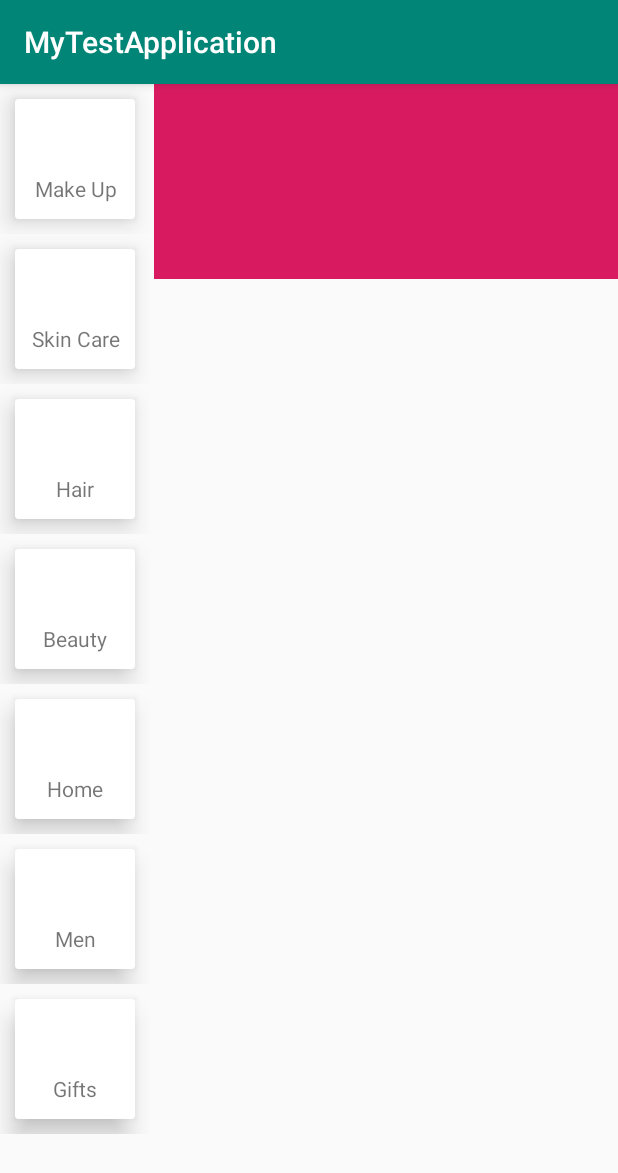
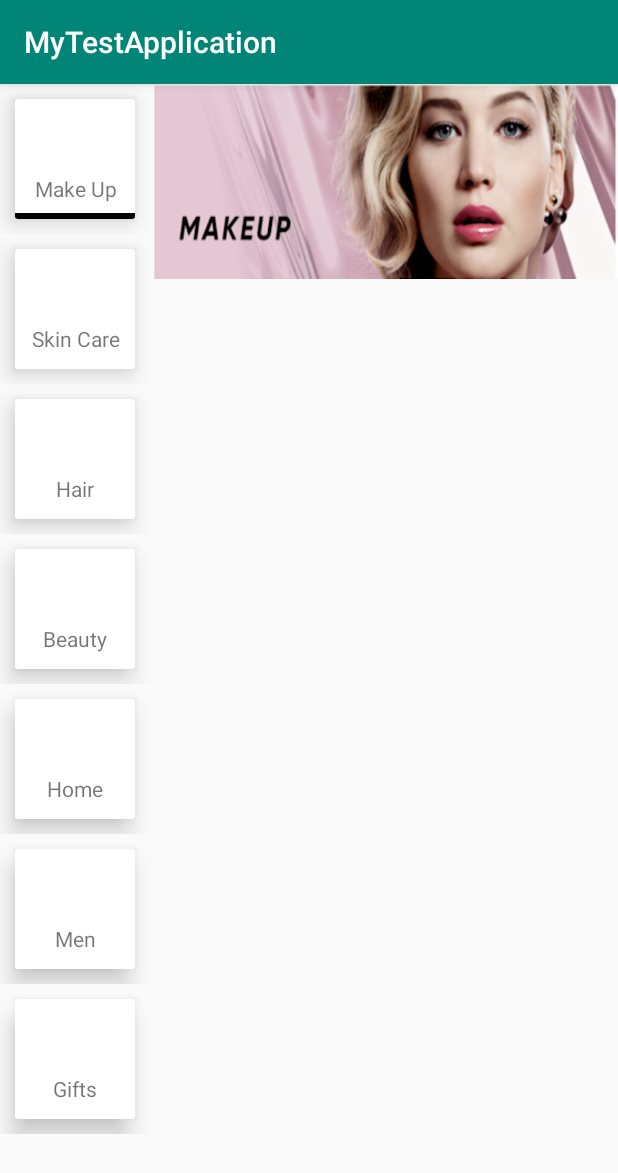
Before and after one commit to chjawadgondal/GoldenScentApp, an Android app: the screen it shows after launch (MainActivity), on a phone screen of 412 x 824 dp. Shown: the top 1173 px of the screen. Run offline under Robolectric (Android 15) with nearby library versions, the phone set to English and light mode, and no system bars; 2 statements that could not run were skipped.

Commit message:
Working on detail section

```diff
--- a/app/src/main/java/app/desing/com/mytestapplication/adapter/LeftPanelAdapter.java
+++ b/app/src/main/java/app/desing/com/mytestapplication/adapter/LeftPanelAdapter.java
@@ -1,9 +1,11 @@
 package app.desing.com.mytestapplication.adapter;
 
+import android.content.Context;
 import android.support.v7.widget.RecyclerView;
 import android.view.LayoutInflater;
 import android.view.View;
 import android.view.ViewGroup;
+import android.widget.ImageView;
 import android.widget.TextView;
 
 import java.util.List;
@@ -11,30 +13,41 @@ import java.util.List;
 import app.desing.com.mytestapplication.R;
 import app.desing.com.mytestapplication.modal.MainCatagoryItem;
 
-public class LeftPanelAdapter extends RecyclerView.Adapter<LeftPanelAdapter.MyViewHolder> {
+public class LeftPanelAdapter extends RecyclerView.Adapter<LeftPanelAdapter.MyViewHolder> implements View.OnClickListener {
 
     private List<MainCatagoryItem> moviesList;
+    private ImageView curSelectedView;
+    private Context context;
+    private int defaultSelectedItem;
 
-    public class MyViewHolder extends RecyclerView.ViewHolder {
-        public TextView title; /*year, genre*/;
+    public LeftPanelAdapter(Context context, List<MainCatagoryItem> moviesList) {
 
-        public MyViewHolder(View view) {
-            super(view);
-            title = (TextView) view.findViewById(R.id.title);
-            /*genre = (TextView) view.findViewById(R.id.genre);
-            year = (TextView) view.findViewById(R.id.year);*/
-        }
+        this.moviesList = moviesList;
+        this.context = context;
     }
 
+    @Override
+    public void onClick(View view) {
+        /*ImageView img = (ImageView) view.findViewById(R.id.card_selector_img);
+        if (curSelectedView == null) {
+            curSelectedView = (ImageView) view.findViewById(R.id.card_selector_img);
+            curSelectedView.setBackgroundColor(context.getResources().getColor(R.color.black));
+        } else {
+            img.setBackgroundColor(context.getResources().getColor(R.color.black));
+            curSelectedView.setBackgroundColor(context.getResources().getColor(R.color.white));
+            curSelectedView = img;
+        }*/
+    }
 
-    public LeftPanelAdapter(List<MainCatagoryItem> moviesList) {
-        this.moviesList = moviesList;
+    public void setSelectedItem(int id) {
+        defaultSelectedItem = id;
     }
 
     @Override
     public MyViewHolder onCreateViewHolder(ViewGroup parent, int viewType) {
         View itemView = LayoutInflater.from(parent.getContext())
                 .inflate(R.layout.list_left_item, parent, false);
+        itemView.setOnClickListener(this);
 
         return new MyViewHolder(itemView);
     }
@@ -43,6 +56,10 @@ public class LeftPanelAdapter extends RecyclerView.Adapter<LeftPanelAdapter.MyVi
     public void onBindViewHolder(MyViewHolder holder, int position) {
         MainCatagoryItem movie = moviesList.get(position);
         holder.title.setText(movie.getTitle());
+        if (position == 0) {
+            holder.selectorImg.setBackgroundColor(context.getResources().getColor(R.color.black));
+        }
+
         /*holder.genre.setText(movie.getDetail());
         holder.year.setText(movie.getImgUrl());*/
     }
@@ -51,4 +68,20 @@ public class LeftPanelAdapter extends RecyclerView.Adapter<LeftPanelAdapter.MyVi
     public int getItemCount() {
         return moviesList.size();
     }
+
+    public class MyViewHolder extends RecyclerView.ViewHolder {
+        public TextView title;
+        public ImageView iconImg;
+        public ImageView selectorImg;
+
+        public MyViewHolder(View view) {
+            super(view);
+            title = (TextView) view.findViewById(R.id.title);
+            iconImg = (ImageView) view.findViewById(R.id.list_item_genre_icon);
+            selectorImg = (ImageView) view.findViewById(R.id.card_selector_img);
+
+        }
+
+
+    }
 }
--- a/app/src/main/java/app/desing/com/mytestapplication/expandable/ExpandListFragment.java
+++ b/app/src/main/java/app/desing/com/mytestapplication/expandable/ExpandListFragment.java
@@ -45,13 +45,6 @@ public class ExpandListFragment extends Fragment {
         recyclerView.setLayoutManager(layoutManager);
         recyclerView.setAdapter(adapter);
 
-        /*Button clear = (Button) view.findViewById(R.id.toggle_button);
-        clear.setOnClickListener(new OnClickListener() {
-            @Override
-            public void onClick(View v) {
-                adapter.toggleGroup(makeClassicGenre());
-            }
-        });*/
         return view;
     }
 
--- a/app/src/main/java/app/desing/com/mytestapplication/fragment/LeftListFragment.java
+++ b/app/src/main/java/app/desing/com/mytestapplication/fragment/LeftListFragment.java
@@ -36,7 +36,7 @@ public class LeftListFragment extends Fragment {
     }
 
     private void setupRecyclerView(){
-        mAdapter = new LeftPanelAdapter(listItemModals);
+        mAdapter = new LeftPanelAdapter(getActivity(), listItemModals);
         RecyclerView.LayoutManager mLayoutManager = new LinearLayoutManager(getActivity().getApplicationContext());
         mRecyclerView.setLayoutManager(mLayoutManager);
         mRecyclerView.setItemAnimator(new DefaultItemAnimator());
--- a/app/src/main/res/layout/activity_expand.xml
+++ b/app/src/main/res/layout/activity_expand.xml
@@ -5,16 +5,16 @@
     android:orientation="vertical">
 
     <ImageView
-        android:id="@+id/cat_img"
+        android:id="@+id/banner_top"
         android:layout_width="match_parent"
         android:layout_height="130dp"
-        android:background="@color/colorAccent"
+        android:background="@drawable/top_banner"
         android:text="Toggle Classic Group" />
 
     <android.support.v7.widget.RecyclerView
         android:id="@+id/recycler_view"
         android:layout_width="match_parent"
         android:layout_height="match_parent"
-        android:layout_below="@id/cat_img" />
+        android:layout_below="@id/banner_top" />
 
 </RelativeLayout>
--- a/app/src/main/res/layout/list_left_item.xml
+++ b/app/src/main/res/layout/list_left_item.xml
@@ -43,11 +43,19 @@
                 android:id="@+id/title"
                 android:layout_width="80dp"
                 android:layout_height="20dp"
+                android:layout_alignParentBottom="true"
+                android:layout_centerHorizontal="true"
                 android:layout_margin="10dp"
                 android:gravity="center"
+                tools:text="Genre" />
+
+
+            <ImageView
+                android:id="@+id/card_selector_img"
                 android:layout_alignParentBottom="true"
-                android:layout_centerHorizontal="true"
-                tools:text="Genre" />
+                android:layout_width="match_parent"
+                android:layout_height="4dp"
+                android:background="@android:color/white"/>
 
         </RelativeLayout>
 
--- a/app/src/main/res/values/colors.xml
+++ b/app/src/main/res/values/colors.xml
@@ -5,4 +5,6 @@
     <color name="colorAccent">#D81B60</color>
     <color name="year">#999999</color>
     <color name="title">#222222</color>
+    <color name="white">#ffffff</color>
+    <color name="black">#000000</color>
 </resources>
```
Also changed, not shown: app/src/main/res/drawable-mdpi/view_selector.xml (added, +20 -0 lines), app/src/main/res/drawable-mdpi/product_eight.png (added), app/src/main/res/drawable-mdpi/product_five.png (added), app/src/main/res/drawable-mdpi/product_four.png (added), app/src/main/res/drawable-mdpi/product_nine.png (added), app/src/main/res/drawable-mdpi/product_one.png (added), app/src/main/res/drawable-mdpi/product_sev.png (added), app/src/main/res/drawable-mdpi/product_six.png (added), app/src/main/res/drawable-mdpi/product_three.png (added), app/src/main/res/drawable-mdpi/product_two.png (added), app/src/main/res/drawable-mdpi/top_banner.png (added).
